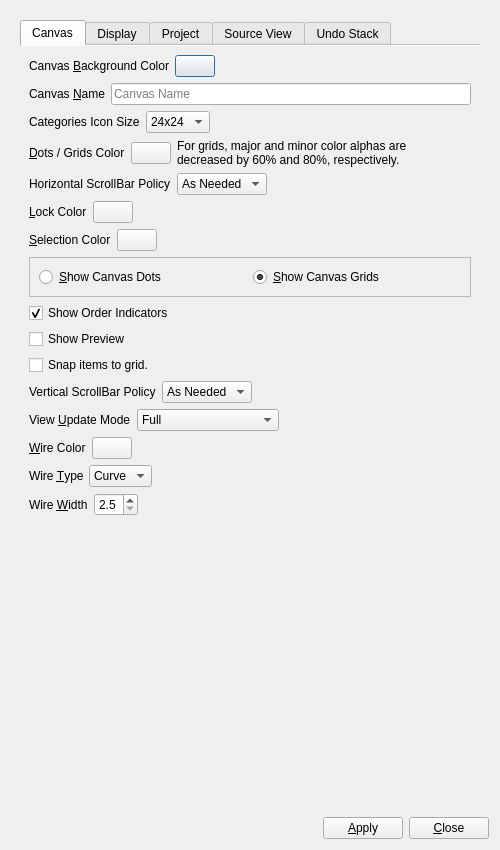
textbrowser/glitch, file UI/glitch-canvas-settings.ui: the form before one commit.
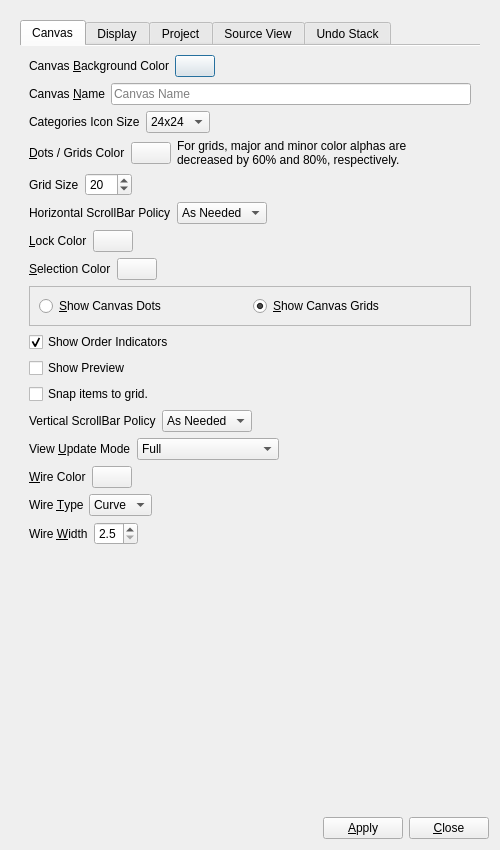
The form after the commit. Icons and pictures are not drawn. Custom widgets are drawn as their Qt base class.

```diff
--- a/UI/glitch-canvas-settings.ui
+++ b/UI/glitch-canvas-settings.ui
@@ -30,9 +30,9 @@
       <property name="geometry">
        <rect>
         <x>0</x>
-        <y>0</y>
+        <y>-60</y>
         <width>467</width>
-        <height>808</height>
+        <height>852</height>
        </rect>
       </property>
       <layout class="QVBoxLayout" name="verticalLayout_2">
@@ -211,6 +211,46 @@
              </item>
             </layout>
            </item>
+           <item>
+            <layout class="QHBoxLayout" name="horizontalLayout_23">
+             <item>
+              <widget class="QLabel" name="label_21">
+               <property name="text">
+                <string>Grid Size</string>
+               </property>
+               <property name="buddy">
+                <cstring>wire_width</cstring>
+               </property>
+              </widget>
+             </item>
+             <item>
+              <widget class="QSpinBox" name="grid_size">
+               <property name="minimum">
+                <number>1</number>
+               </property>
+               <property name="maximum">
+                <number>100</number>
+               </property>
+               <property name="value">
+                <number>20</number>
+               </property>
+              </widget>
+             </item>
+             <item>
+              <spacer name="horizontalSpacer_20">
+               <property name="orientation">
+                <enum>Qt::Horizontal</enum>
+               </property>
+               <property name="sizeHint" stdset="0">
+                <size>
+                 <width>40</width>
+                 <height>20</height>
+                </size>
+               </property>
+              </spacer>
+             </item>
+            </layout>
+           </item>
            <item>
             <layout class="QHBoxLayout" name="horizontalLayout_20">
              <item>
```
Left out of the diff: 1 changed line with no effect on the pictures.
